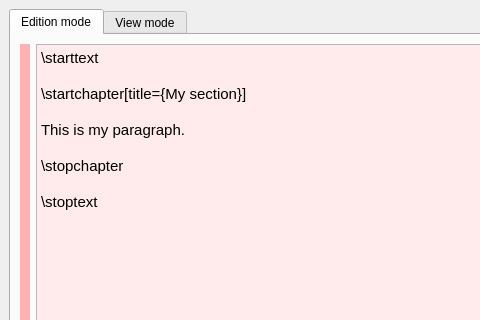
This is src/frontend/ui/editor.ui in Jonsba/joed as Qt 5 draws it before an edit; both pictures show x 0 to 480 and y 0 to 320 of the 800 by 600 pixel window. The edited form follows.
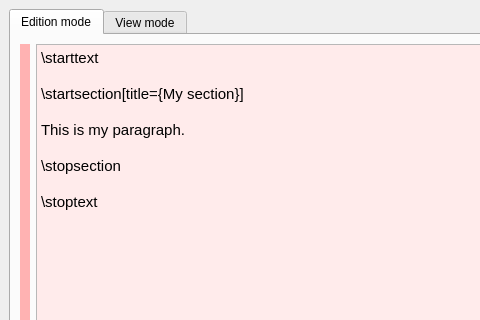
This is the edited form.

Patch:
```diff
--- a/src/frontend/ui/editor.ui
+++ b/src/frontend/ui/editor.ui
@@ -164,11 +164,11 @@
 &lt;/style&gt;&lt;/head&gt;&lt;body style=&quot; font-family:'Ubuntu'; font-size:11pt; font-weight:400; font-style:normal;&quot;&gt;
 &lt;p style=&quot; margin-top:0px; margin-bottom:0px; margin-left:0px; margin-right:0px; -qt-block-indent:0; text-indent:0px;&quot;&gt;\starttext&lt;/p&gt;
 &lt;p style=&quot;-qt-paragraph-type:empty; margin-top:0px; margin-bottom:0px; margin-left:0px; margin-right:0px; -qt-block-indent:0; text-indent:0px;&quot;&gt;&lt;br /&gt;&lt;/p&gt;
-&lt;p style=&quot; margin-top:0px; margin-bottom:0px; margin-left:0px; margin-right:0px; -qt-block-indent:0; text-indent:0px;&quot;&gt;\startchapter[title={My section}]&lt;/p&gt;
+&lt;p style=&quot; margin-top:0px; margin-bottom:0px; margin-left:0px; margin-right:0px; -qt-block-indent:0; text-indent:0px;&quot;&gt;\startsection[title={My section}]&lt;/p&gt;
 &lt;p style=&quot;-qt-paragraph-type:empty; margin-top:0px; margin-bottom:0px; margin-left:0px; margin-right:0px; -qt-block-indent:0; text-indent:0px;&quot;&gt;&lt;br /&gt;&lt;/p&gt;
 &lt;p style=&quot; margin-top:0px; margin-bottom:0px; margin-left:0px; margin-right:0px; -qt-block-indent:0; text-indent:0px;&quot;&gt;This is my paragraph.&lt;/p&gt;
 &lt;p style=&quot;-qt-paragraph-type:empty; margin-top:0px; margin-bottom:0px; margin-left:0px; margin-right:0px; -qt-block-indent:0; text-indent:0px;&quot;&gt;&lt;br /&gt;&lt;/p&gt;
-&lt;p style=&quot; margin-top:0px; margin-bottom:0px; margin-left:0px; margin-right:0px; -qt-block-indent:0; text-indent:0px;&quot;&gt;\stopchapter&lt;/p&gt;
+&lt;p style=&quot; margin-top:0px; margin-bottom:0px; margin-left:0px; margin-right:0px; -qt-block-indent:0; text-indent:0px;&quot;&gt;\stopsection&lt;/p&gt;
 &lt;p style=&quot;-qt-paragraph-type:empty; margin-top:0px; margin-bottom:0px; margin-left:0px; margin-right:0px; -qt-block-indent:0; text-indent:0px;&quot;&gt;&lt;br /&gt;&lt;/p&gt;
 &lt;p style=&quot; margin-top:0px; margin-bottom:0px; margin-left:0px; margin-right:0px; -qt-block-indent:0; text-indent:0px;&quot;&gt;\stoptext&lt;/p&gt;&lt;/body&gt;&lt;/html&gt;</string>
               </property>
```
Left out of the diff: 10 changed lines with no effect on the pictures.
